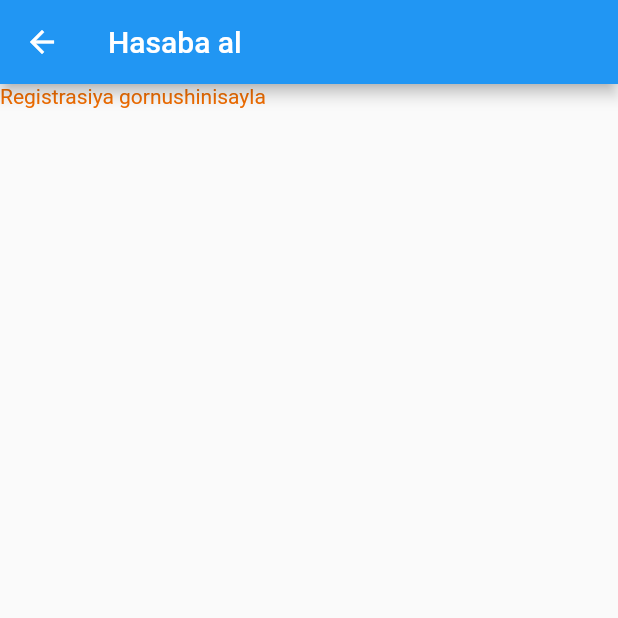
After one commit to northernerwolf/ynamdarClone, a Flutter app: the screen it shows after launch, item 5 of the bottom bar chosen, after a tap on "Hasaba al", on a phone screen of 412 x 824 dp, the top half of it. The commit adds this screen. Run offline on Flutter 3.47's test engine with Material 2 defaults, Android fonts, the light colour scheme and no system bars.

Commit message:
finished commit mac

```diff
--- a/lib/view/screens/profil.dart
+++ b/lib/view/screens/profil.dart
@@ -1,15 +1,11 @@
 import 'package:flutter/material.dart';
+import 'package:ynamdar_clone/view/screens/profil/sign_up.dart';
 
 import '../componets/settings_components.dart';
 
-class ProfilScreen extends StatefulWidget {
+class ProfilScreen extends StatelessWidget {
   const ProfilScreen({super.key});
 
-  @override
-  State<ProfilScreen> createState() => _ProfilScreenState();
-}
-
-class _ProfilScreenState extends State<ProfilScreen> {
   @override
   Widget build(BuildContext context) {
     return Scaffold(
@@ -22,9 +18,17 @@ class _ProfilScreenState extends State<ProfilScreen> {
           padding: const EdgeInsets.all(10),
           child: Column(
             children: [
-              settingsButton(
-                Icons.person,
-                'Hasaba al',
+              GestureDetector(
+                onTap: () {
+                  Navigator.push(
+                      context,
+                      MaterialPageRoute(
+                          builder: (context) => const SiginUpUser()));
+                },
+                child: settingsButton(
+                  Icons.person,
+                  'Hasaba al',
+                ),
               ),
               settingsButton(
                 Icons.login,
--- /dev/null
+++ b/lib/view/screens/profil/sign_up.dart
@@ -0,0 +1,30 @@
+import 'package:flutter/material.dart';
+import 'package:ynamdar_clone/constants.dart';
+
+class SiginUpUser extends StatefulWidget {
+  const SiginUpUser({super.key});
+
+  @override
+  State<SiginUpUser> createState() => _SiginUpUserState();
+}
+
+class _SiginUpUserState extends State<SiginUpUser> {
+  @override
+  Widget build(BuildContext context) {
+    return Scaffold(
+      appBar: AppBar(
+        title: const Text('Hasaba al'),
+      ),
+      body: Column(
+        crossAxisAlignment: CrossAxisAlignment.center,
+        children: const [
+          Text(
+            textAlign: TextAlign.center,
+            'Registrasiya gornushinisayla',
+            style: TextStyle(color: AppConstants.appColor),
+          ),
+        ],
+      ),
+    );
+  }
+}
```
Also changed, not shown: lib/view/screens/favorites.dart (+1 -6 lines), lib/view/screens/initilapage.dart (+1 -6 lines), lib/view/screens/korzina.dart (+1 -6 lines).
